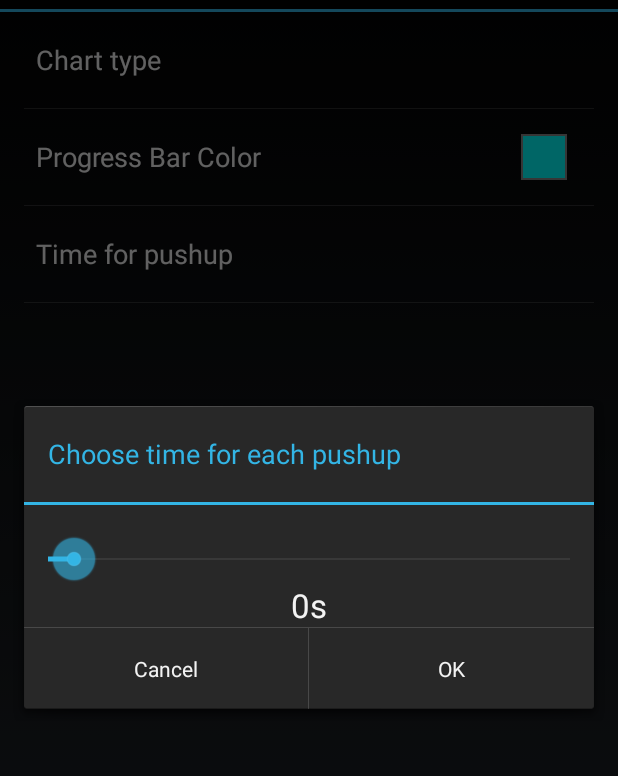
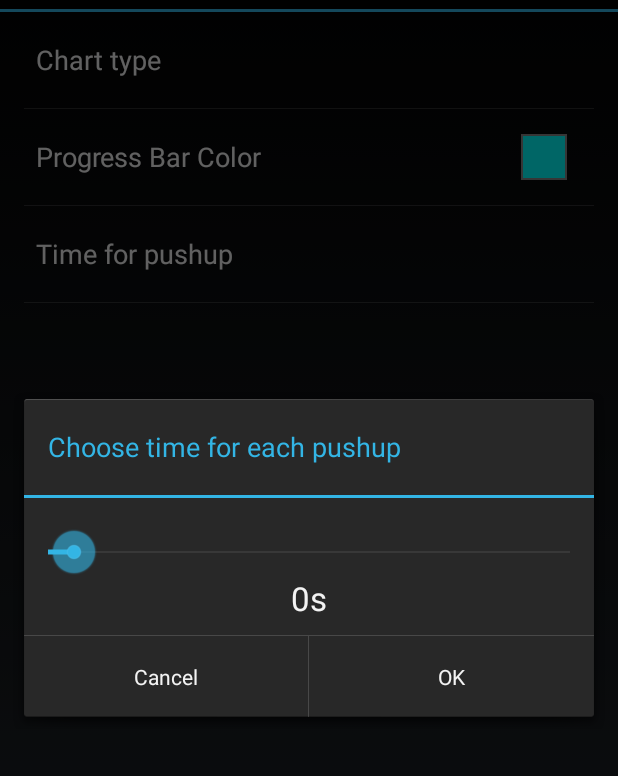
Before and after one commit to shunix/Daily-Pushups, an Android app: the SettingsActivity screen opened directly, with no data from a screen before it, after a tap on "Time for pushup", on a phone screen of 412 x 824 dp, the part 60-836 px from its top. Run offline under Robolectric (Android 15) with nearby library versions, the phone set to English and light mode, and no system bars.

Commit message:
Small modification to the UI

```diff
--- a/pushups/src/main/res/layout/seekbar_preference.xml
+++ b/pushups/src/main/res/layout/seekbar_preference.xml
@@ -20,6 +20,7 @@
         android:textAppearance="?android:attr/textAppearanceLarge"
         android:text="Large Text"
         android:id="@+id/textView"
-        android:layout_gravity="center_horizontal" />
+        android:layout_gravity="center_horizontal"
+        android:layout_marginBottom="10dp" />
 
 </LinearLayout>
--- a/pushups/src/main/res/menu/actionbar.xml
+++ b/pushups/src/main/res/menu/actionbar.xml
@@ -4,5 +4,6 @@
     <item
         android:id="@+id/settings"
         android:title="@string/settings"
-        android:showAsAction="collapseActionView" />
+        android:icon="@drawable/ic_settings"
+        android:showAsAction="ifRoom" />
 </menu>
```
Also changed, not shown: pushups/src/main/java/com/shunix/dailypushups/fragments/BarGraphFragment.java (+9 -1 lines), pushups/src/main/java/com/shunix/dailypushups/fragments/LineGraphFragment.java (+8 -0 lines), pushups/src/main/res/drawable-hdpi/ic_settings.png (added), pushups/src/main/res/drawable-mdpi/ic_settings.png (added), pushups/src/main/res/drawable-xhdpi/ic_settings.png (added).
